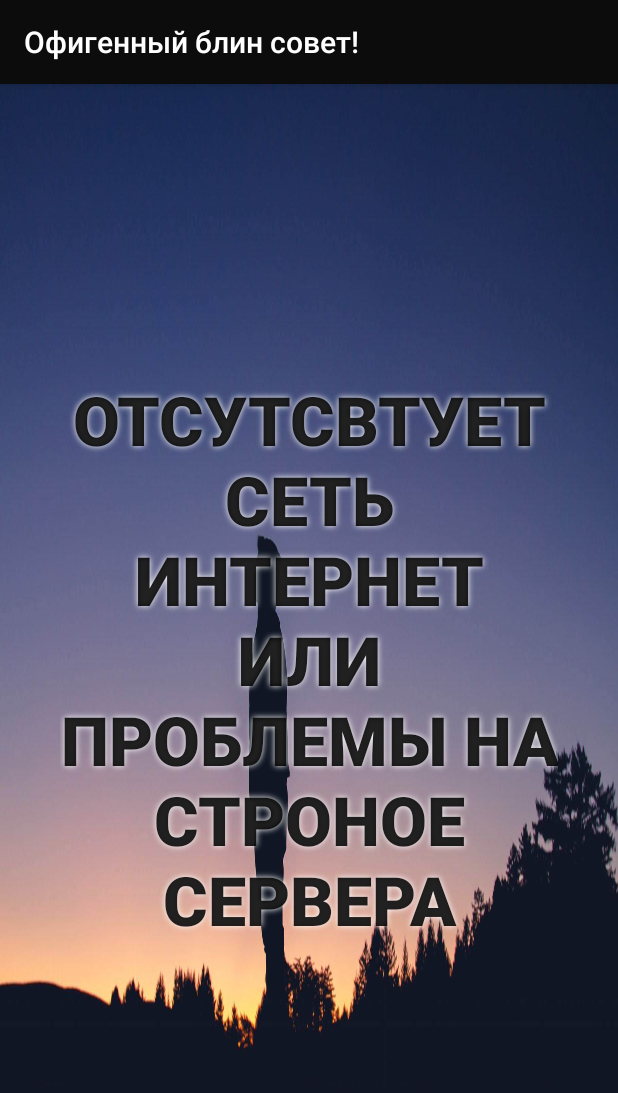
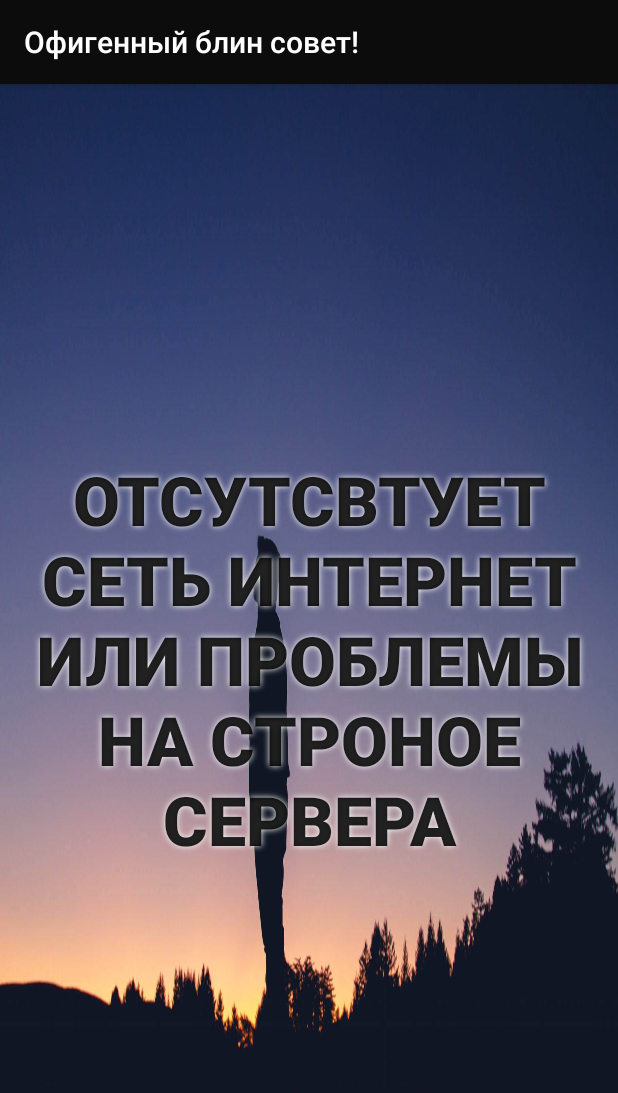
Before and after one commit to YuriyBergrin/GreatAdvice, an Android app: the screen it shows after launch (MainActivity), on a phone screen of 412 x 824 dp. Shown: the top 1093 px of the screen. Run offline under Robolectric (Android 15) with nearby library versions, the phone set to English and light mode, and no system bars.

Commit message:
edit main activity_main.xml

```diff
--- a/app/src/main/res/layout/activity_main.xml
+++ b/app/src/main/res/layout/activity_main.xml
@@ -32,8 +32,8 @@
             android:layout_width="match_parent"
             android:layout_height="wrap_content"
             android:onClick="advice"
-            android:layout_marginLeft="40dp"
-            android:layout_marginRight="40dp"
+            android:layout_marginLeft="20dp"
+            android:layout_marginRight="20dp"
             android:textStyle="bold"
             android:text="@string/app_name"
             android:textSize="45sp"
```
